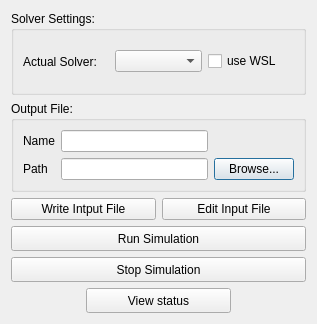
First picture: the form in resources/dia_launcher.ui, repository mfasano727/MBDynFCwb, before the edit.
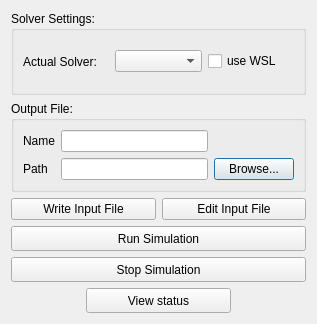
Second picture: the form after the edit.

```diff
--- a/resources/dia_launcher.ui
+++ b/resources/dia_launcher.ui
@@ -141,7 +141,7 @@
      <item row="0" column="0" colspan="2">
       <widget class="QPushButton" name="writeIF">
        <property name="text">
-        <string>Write Intput File</string>
+        <string>Write Input File</string>
        </property>
       </widget>
      </item>
```
